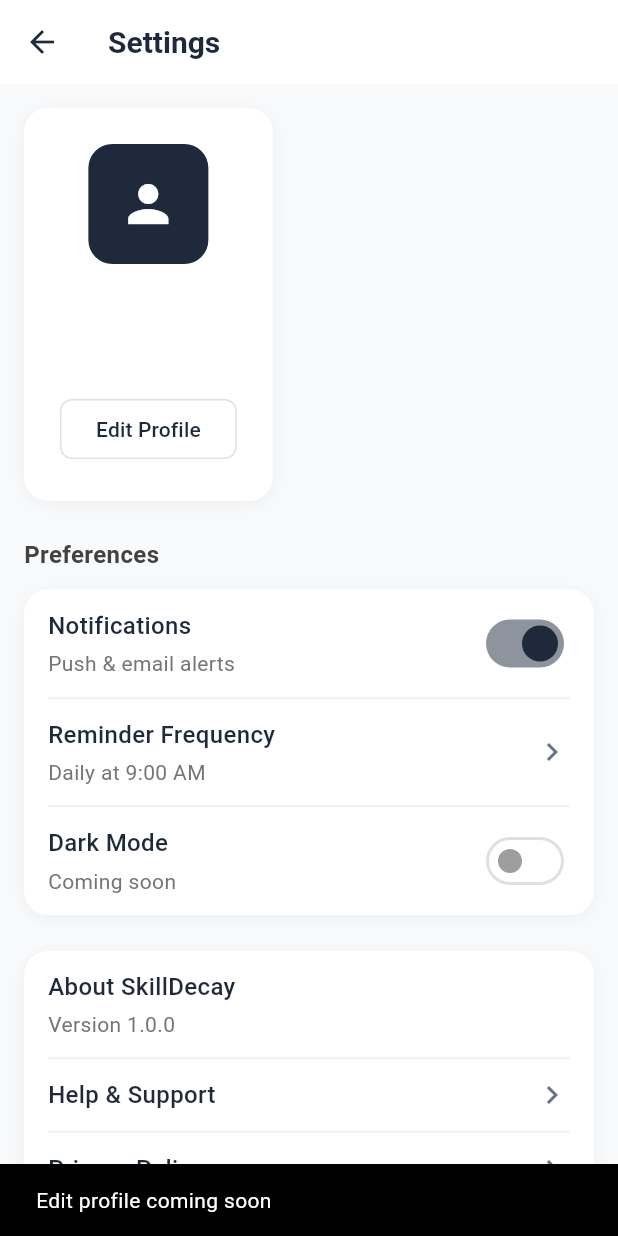
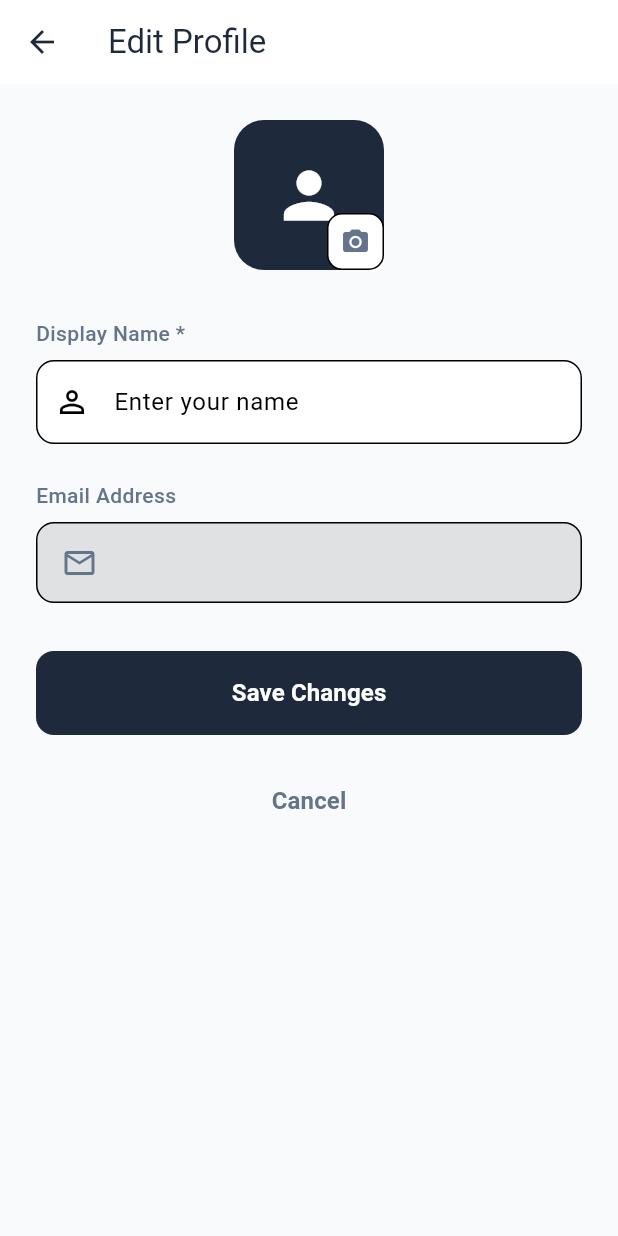
Before and after one commit to miravaghasiya/SkillDecay, a Flutter app: the ProfileScreen screen opened directly, after a tap on "Edit Profile", on a phone screen of 412 x 824 dp. Run offline on Flutter 3.47's test engine with Material 3 defaults, Android fonts, the phone set to English and light mode, and no system bars; our stand-ins replace cloud_firestore, firebase_auth, firebase_core, flutter_dotenv, google_sign_in, shared_preferences; accounts and stored records are empty.

Commit message:
Edit profile and Added setting layout

```diff
--- /dev/null
+++ b/lib/screens/edit_profile/edit_profile_screen.dart
@@ -0,0 +1,276 @@
+import 'package:flutter/material.dart';
+import 'package:provider/provider.dart';
+import 'package:firebase_auth/firebase_auth.dart';
+import 'package:cloud_firestore/cloud_firestore.dart';
+import '../../services/auth_service.dart';
+
+class EditProfileScreen extends StatefulWidget {
+  const EditProfileScreen({super.key});
+
+  @override
+  State<EditProfileScreen> createState() => _EditProfileScreenState();
+}
+
+class _EditProfileScreenState extends State<EditProfileScreen> {
+  final _formKey = GlobalKey<FormState>();
+  late TextEditingController _nameController;
+  bool _isLoading = false;
+
+  @override
+  void initState() {
+    super.initState();
+    final user = Provider.of<AuthService>(context, listen: false).currentUser;
+    _nameController = TextEditingController(text: user?.displayName ?? '');
+  }
+
+  @override
+  void dispose() {
+    _nameController.dispose();
+    super.dispose();
+  }
+
+  Future<void> _updateProfile() async {
+    if (_formKey.currentState!.validate()) {
+      setState(() {
+        _isLoading = true;
+      });
+
+      try {
+        final user = FirebaseAuth.instance.currentUser;
+        if (user == null) {
+          throw Exception('No user logged in');
+        }
+
+        final newName = _nameController.text.trim();
+
+        // Update display name in Firebase Auth
+        await user.updateDisplayName(newName);
+
+        // Update Firestore user document
+        await FirebaseFirestore.instance
+            .collection('users')
+            .doc(user.uid)
+            .set({
+          'displayName': newName,
+          'email': user.email,
+          'updatedAt': FieldValue.serverTimestamp(),
+        }, SetOptions(merge: true));
+
+        // Reload user to get updated info
+        await user.reload();
+
+        if (mounted) {
+          ScaffoldMessenger.of(context).showSnackBar(
+            const SnackBar(
+              content: Text('Profile updated successfully!'),
+              backgroundColor: Colors.green,
+            ),
+          );
+          Navigator.pop(context);
+        }
+      } catch (e) {
+        if (mounted) {
+          ScaffoldMessenger.of(context).showSnackBar(
+            SnackBar(
+              content: Text('Error: $e'),
+              backgroundColor: Colors.red,
+            ),
+          );
+        }
+      } finally {
+        if (mounted) {
+          setState(() {
+            _isLoading = false;
+          });
+        }
+      }
+    }
+  }
+
+  @override
+  Widget build(BuildContext context) {
+    final user = Provider.of<AuthService>(context).currentUser;
+
+    return Scaffold(
+      appBar: AppBar(
+        title: const Text('Edit Profile'),
+      ),
+      body: SingleChildScrollView(
+        padding: const EdgeInsets.all(24.0),
+        child: Form(
+          key: _formKey,
+          child: Column(
+            crossAxisAlignment: CrossAxisAlignment.start,
+            children: [
+              // Profile Avatar
+              Center(
+                child: Stack(
+                  children: [
+                    Container(
+                      width: 100,
+                      height: 100,
+                      decoration: BoxDecoration(
+                        color: Theme.of(context).colorScheme.primary,
+                        borderRadius: BorderRadius.circular(20),
+                      ),
+                      child: const Icon(
+                        Icons.person,
+                        size: 50,
+                        color: Colors.white,
+                      ),
+                    ),
+                    Positioned(
+                      bottom: 0,
+                      right: 0,
+                      child: Container(
+                        padding: const EdgeInsets.all(8),
+                        decoration: BoxDecoration(
+                          color: Theme.of(context).cardColor,
+                          borderRadius: BorderRadius.circular(10),
+                          border: Border.all(
+                            color: Theme.of(context).dividerColor,
+                          ),
+                        ),
+                        child: Icon(
+                          Icons.camera_alt,
+                          size: 20,
+                          color: Theme.of(context).colorScheme.secondary,
+                        ),
+                      ),
+                    ),
+                  ],
+                ),
+              ),
+              const SizedBox(height: 32),
+
+              // Display Name
+              Text(
+                'Display Name *',
+                style: TextStyle(
+                  fontSize: 14,
+                  fontWeight: FontWeight.w500,
+                  color: Theme.of(context).colorScheme.secondary,
+                ),
+              ),
+              const SizedBox(height: 8),
+              TextFormField(
+                controller: _nameController,
+                decoration: InputDecoration(
+                  hintText: 'Enter your name',
+                  prefixIcon: const Icon(Icons.person_outline),
+                  filled: true,
+                  border: OutlineInputBorder(
+                    borderRadius: BorderRadius.circular(12),
+                  ),
+                  enabledBorder: OutlineInputBorder(
+                    borderRadius: BorderRadius.circular(12),
+                    borderSide: BorderSide(
+                      color: Theme.of(context).dividerColor,
+                    ),
+                  ),
+                  focusedBorder: OutlineInputBorder(
+                    borderRadius: BorderRadius.circular(12),
+                    borderSide: BorderSide(
+                      color: Theme.of(context).colorScheme.primary,
+                      width: 2,
+                    ),
+                  ),
+                ),
+                validator: (value) {
+                  if (value == null || value.trim().isEmpty) {
+                    return 'Please enter your name';
+                  }
+                  return null;
+                },
+              ),
+              const SizedBox(height: 24),
+
+              // Email (Read-only)
+              Text(
+                'Email Address',
+                style: TextStyle(
+                  fontSize: 14,
+                  fontWeight: FontWeight.w500,
+                  color: Theme.of(context).colorScheme.secondary,
+                ),
+              ),
+              const SizedBox(height: 8),
+              Container(
+                padding: const EdgeInsets.symmetric(horizontal: 16, vertical: 14),
+                decoration: BoxDecoration(
+                  color: Theme.of(context).disabledColor.withOpacity(0.1),
+                  borderRadius: BorderRadius.circular(12),
+                  border: Border.all(
+                    color: Theme.of(context).dividerColor,
+                  ),
+                ),
+                child: Row(
+                  children: [
+                    Icon(
+                      Icons.email_outlined,
+                      color: Theme.of(context).colorScheme.secondary,
+                    ),
+                    const SizedBox(width: 12),
+                    Expanded(
+                      child: Text(
+                        user?.email ?? 'No email',
+                        style: TextStyle(
+                          fontSize: 16,
+                          color: Theme.of(context).colorScheme.secondary,
+                        ),
+                      ),
+                    ),
+                  ],
+                ),
+              ),
+              const SizedBox(height: 32),
+
+              // Save Button
+              SizedBox(
+                width: double.infinity,
+                height: 56,
+                child: ElevatedButton(
+                  onPressed: _isLoading ? null : _updateProfile,
+                  child: _isLoading
+                      ? const SizedBox(
+                          height: 20,
+                          width: 20,
+                          child: CircularProgressIndicator(
+                            color: Colors.white,
+                            strokeWidth: 2,
+                          ),
+                        )
+                      : const Text(
+                          'Save Changes',
+                          style: TextStyle(
+                            fontSize: 16,
+                            fontWeight: FontWeight.w600,
+                          ),
+                        ),
+                ),
+              ),
+              const SizedBox(height: 16),
+
+              // Cancel Button
+              SizedBox(
+                width: double.infinity,
+                height: 56,
+                child: TextButton(
+                  onPressed: _isLoading ? null : () => Navigator.pop(context),
+                  child: Text(
+                    'Cancel',
+                    style: TextStyle(
+                      fontSize: 16,
+                      fontWeight: FontWeight.w600,
+                      color: Theme.of(context).colorScheme.secondary,
+                    ),
+                  ),
+                ),
+              ),
+            ],
+          ),
+        ),
+      ),
+    );
+  }
+}
--- a/lib/screens/profile/profile_screen.dart
+++ b/lib/screens/profile/profile_screen.dart
@@ -1,6 +1,8 @@
 import 'package:flutter/material.dart';
 import 'package:provider/provider.dart';
 import '../../services/auth_service.dart';
+import '../../services/theme_provider.dart';
+import '../edit_profile/edit_profile_screen.dart';
 
 class ProfileScreen extends StatefulWidget {
   const ProfileScreen({super.key});
@@ -121,9 +123,11 @@ class _ProfileScreenState extends State<ProfileScreen> {
                   // Edit Profile Button
                   OutlinedButton(
                     onPressed: () {
-                      // TODO: Implement edit profile
-                      ScaffoldMessenger.of(context).showSnackBar(
-                        const SnackBar(content: Text('Edit profile coming soon')),
+                      Navigator.push(
+                        context,
+                        MaterialPageRoute(
+                          builder: (_) => const EditProfileScreen(),
+                        ),
                       );
                     },
                     style: OutlinedButton.styleFrom(
@@ -207,14 +211,20 @@ class _ProfileScreenState extends State<ProfileScreen> {
                   _buildDivider(),
 
                   // Dark Mode
-                  _buildSettingsTile(
-                    title: 'Dark Mode',
-                    subtitle: 'Coming soon',
-                    trailing: Switch(
-                      value: false,
-                      onChanged: null, // Disabled
-                      activeColor: const Color(0xFF1E293B),
-                    ),
+                  Consumer<ThemeProvider>(
+                    builder: (context, themeProvider, child) {
+                      return _buildSettingsTile(
+                        title: 'Dark Mode',
+                        subtitle: themeProvider.isDarkMode ? 'Enabled' : 'Disabled',
+                        trailing: Switch(
+                          value: themeProvider.isDarkMode,
+                          onChanged: (value) {
+                            themeProvider.toggleTheme();
+                          },
+                          activeColor: Theme.of(context).colorScheme.primary,
+                        ),
+                      );
+                    },
                   ),
                 ],
               ),
```
Also changed, not shown: lib/main.dart (+13 -6 lines), lib/services/theme_provider.dart (added, +100 -0 lines).
